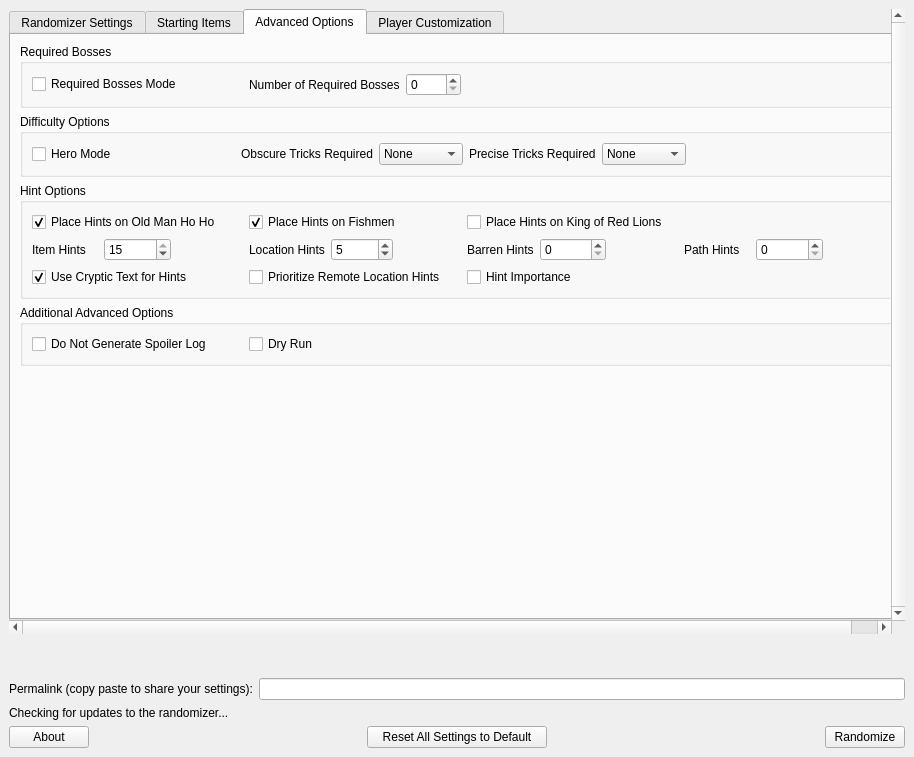
The window that wwr_ui/randomizer_window.ui (tanjo3/wwrando) describes before a commit, drawn with Qt 5.
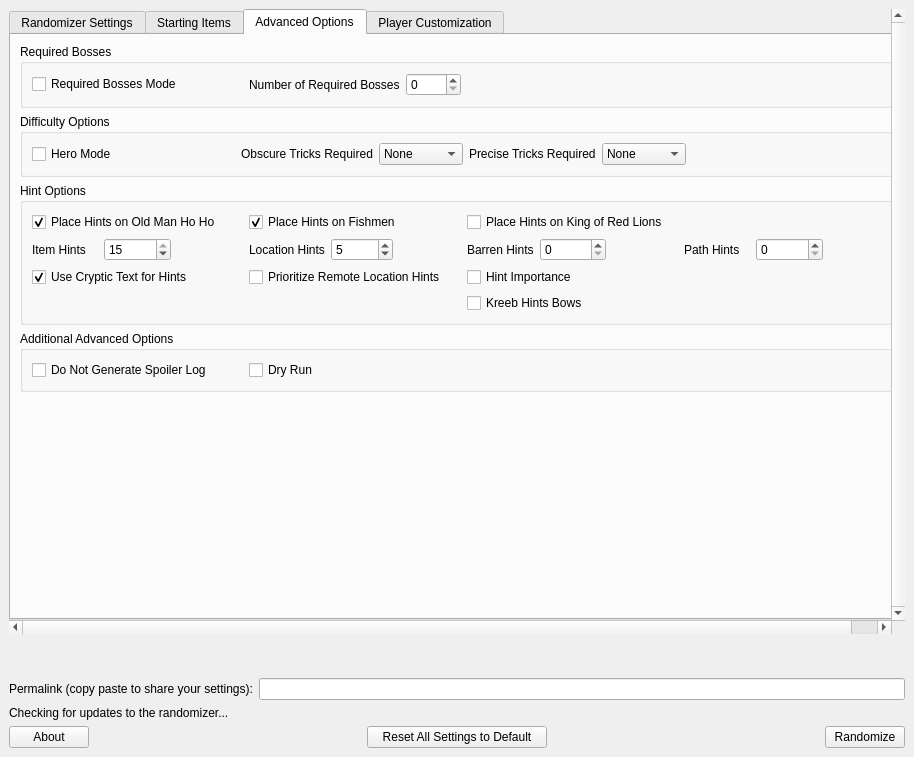
The same window after the commit. The open tabs and pages were chosen to show the change. Custom widgets are drawn as their Qt base class.

Commit message: Add option to have Kreeb hint bows

Diff of the .ui file:
```diff
--- a/wwr_ui/randomizer_window.ui
+++ b/wwr_ui/randomizer_window.ui
@@ -1175,6 +1175,13 @@
                  </property>
                 </widget>
                </item>
+               <item row="7" column="2">
+                <widget class="QCheckBox" name="kreeb_hints_bows">
+                 <property name="text">
+                  <string>Kreeb Hints Bows</string>
+                 </property>
+                </widget>
+               </item>
               </layout>
              </widget>
             </item>
```
Left out of the diff: 2 changed lines with no effect on the pictures. The commit also changes 5 other files.
